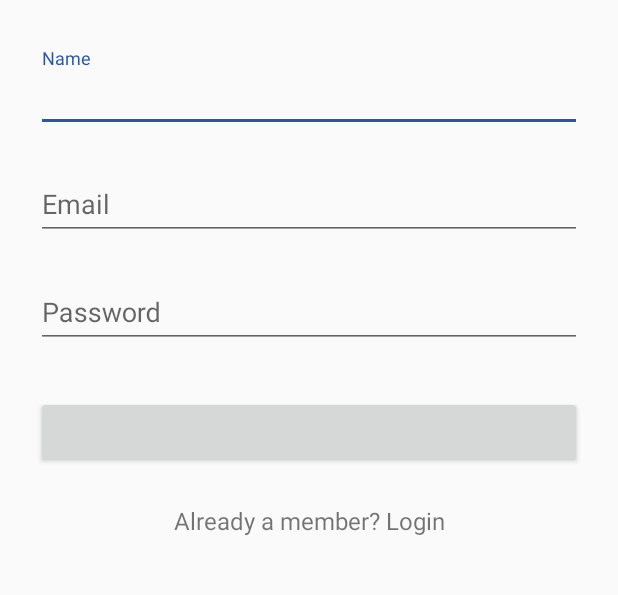
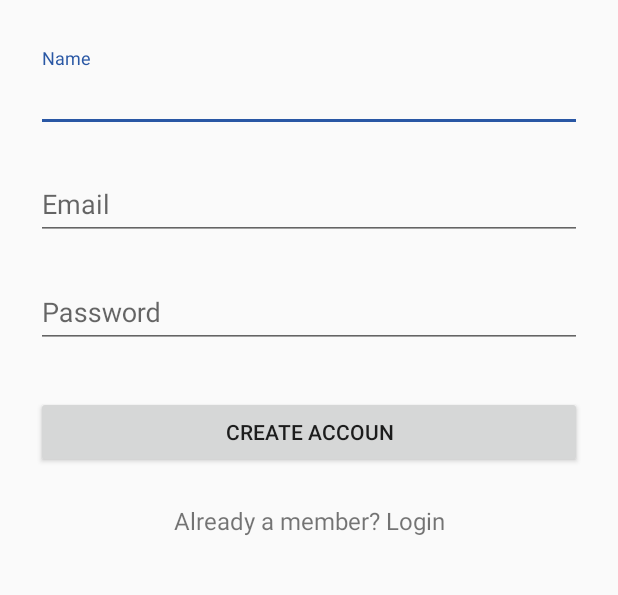
Before and after one commit to Gobinda3134/Test-master-master, an Android app: the RegisterActivity screen opened directly, with no data from a screen before it, on a phone screen of 412 x 824 dp, the part 192-787 px from its top. Run offline under Robolectric (Android 15) with nearby library versions, the phone set to English and light mode, and no system bars; libraries missing offline, so code that uses them is left out: com.activeandroid, com.activeandroid.query.

```diff
--- a/app/src/main/res/layout/activity_register.xml
+++ b/app/src/main/res/layout/activity_register.xml
@@ -82,7 +82,7 @@
                 android:layout_marginTop="24dp"
                 android:layout_marginBottom="24dp"
                 android:padding="12dp"
-                android:text=""/>
+                android:text="Create Accoun"/>
 
             <TextView
                 android:id="@+id/link_login"
```
